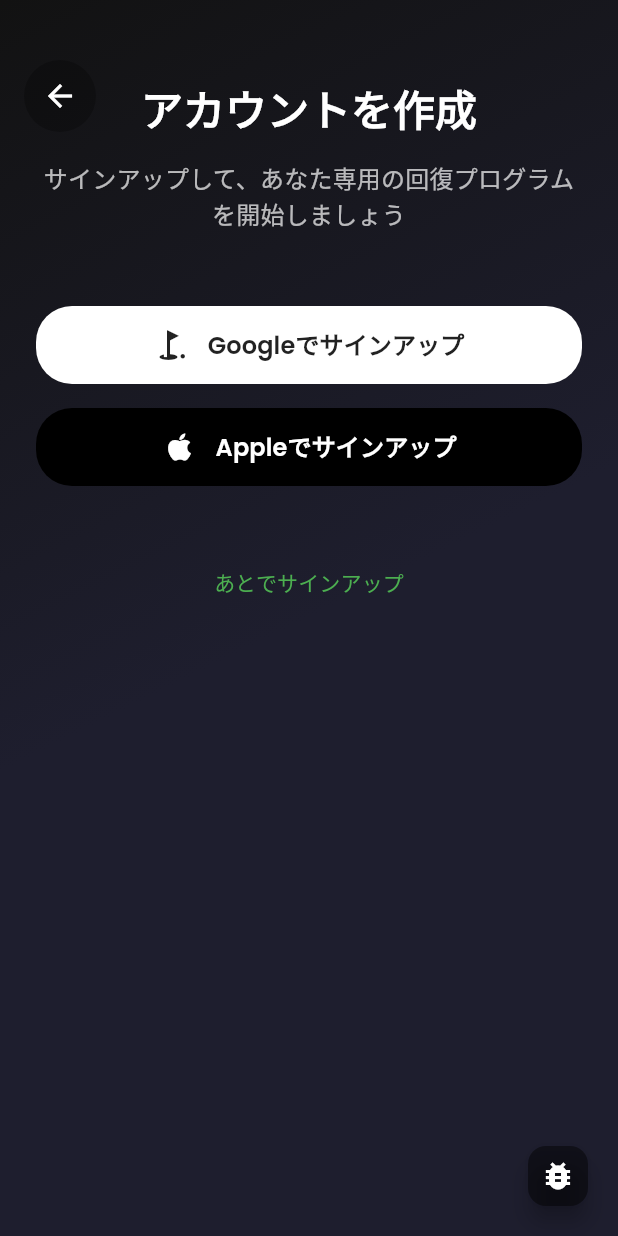
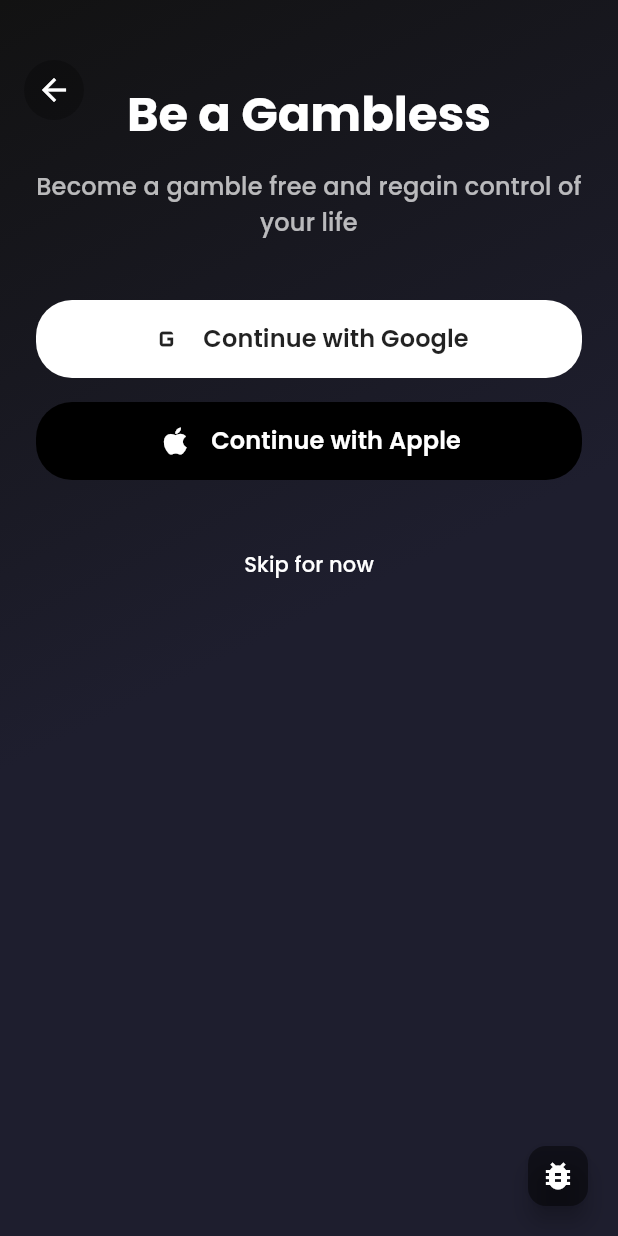
Before and after one commit to yshima42/gambless, a Flutter app: the screen it shows after launch, after a tap on "Start Quiz", on a phone screen of 412 x 824 dp. Run offline on Flutter 3.47's test engine with Material 3 defaults, Android fonts, the phone set to English and light mode, and no system bars; our stand-ins replace flutter_animate, flutter_riverpod, go_router, google_fonts, vibration.

Commit message:
chore: authのデザイン修正

```diff
--- a/lib/features/auth/presentation/pages/signup_page.dart
+++ b/lib/features/auth/presentation/pages/signup_page.dart
@@ -5,7 +5,7 @@
 class SignupPage extends ConsumerWidget {
   final VoidCallback onComplete;
 
-  const SignupPage({super.key, required this.onComplete});
+  const SignupPage({Key? key, required this.onComplete}) : super(key: key);
 
   @override
   Widget build(BuildContext context, WidgetRef ref) {
@@ -21,67 +21,71 @@
                 colors: [
                   const Color(0xFF121212),
                   const Color(0xFF1E1E2E),
-                  Theme.of(context).colorScheme.surface,
+                  Theme.of(context).colorScheme.surface, // Bright blue
                 ],
               ),
             ),
           ),
 
-          // Content
+          // Main content
           SafeArea(
-            child: Padding(
-              padding: const EdgeInsets.all(24.0),
+            child: SingleChildScrollView(
+              padding: const EdgeInsets.symmetric(horizontal: 24, vertical: 40),
               child: Column(
+                mainAxisAlignment: MainAxisAlignment.center,
                 crossAxisAlignment: CrossAxisAlignment.center,
                 children: [
-                  const SizedBox(height: 30),
+                  // Optional logo placeholder
+                  // Replace with your Gambless logo asset
+                  // Image.asset('assets/images/gambless_logo.png', height: 80),
+
+                  const SizedBox(height: 16),
                   Text(
-                    'アカウントを作成',
-                    style: Theme.of(context).textTheme.headlineMedium?.copyWith(
+                    'Be a Gambless',
+                    style: Theme.of(context).textTheme.headlineLarge?.copyWith(
+                          color: Colors.white,
                           fontWeight: FontWeight.bold,
-                          color: Colors.white,
                         ),
                     textAlign: TextAlign.center,
                   ),
                   const SizedBox(height: 16),
                   Text(
-                    'サインアップして、あなた専用の回復プログラムを開始しましょう',
+                    'Become a gamble free and regain control of your life',
                     style: Theme.of(context).textTheme.titleMedium?.copyWith(
-                          color: Colors.white.withOpacity(0.7),
+                          color: Colors.white70,
                         ),
                     textAlign: TextAlign.center,
                   ),
-                  const SizedBox(height: 50),
+                  const SizedBox(height: 40),
 
-                  // Social login buttons
-                  _SocialSignInButton(
-                    text: 'Googleでサインアップ',
-                    icon: 'assets/images/google_logo.png',
+                  // Social sign-in buttons
+                  SocialSignInButton(
+                    text: 'Continue with Google',
+                    icon: Icons.g_mobiledata,
                     backgroundColor: Colors.white,
                     textColor: Colors.black87,
                     onPressed: () => _signInWithGoogle(context),
                   ),
                   const SizedBox(height: 16),
-                  _SocialSignInButton(
-                    text: 'Appleでサインアップ',
-                    icon: 'assets/images/apple_logo.png',
+                  SocialSignInButton(
+                    text: 'Continue with Apple',
+                    icon: Icons.apple,
                     backgroundColor: Colors.black,
                     textColor: Colors.white,
                     onPressed: () => _signInWithApple(context),
                   ),
-                  const SizedBox(height: 40),
+                  const SizedBox(height: 32),
 
-                  // Skip for now option
+                  // Skip option
                   TextButton(
                     onPressed: () {
-                      // Skip account creation for now
                       onComplete();
                       context.pop();
                     },
                     child: Text(
-                      'あとでサインアップ',
-                      style: TextStyle(
-                        color: Theme.of(context).colorScheme.primary,
+                      'Skip for now',
+                      style: const TextStyle(
+                        color: Colors.white,
                         fontWeight: FontWeight.w500,
                       ),
                     ),
@@ -95,16 +99,14 @@
           Positioned(
             top: 40,
             left: 16,
-            child: IconButton(
-              icon: const Icon(Icons.arrow_back),
-              onPressed: () => Navigator.pop(context),
-              color: Colors.white,
-              style: IconButton.styleFrom(
-                backgroundColor: Colors.black26,
-                padding: const EdgeInsets.all(12),
-                shape: RoundedRectangleBorder(
-                  borderRadius: BorderRadius.circular(24),
+            child: CircleAvatar(
+              backgroundColor: Colors.black26,
+              child: IconButton(
+                icon: const Icon(
+                  Icons.arrow_back,
+                  color: Colors.white,
                 ),
+                onPressed: () => Navigator.of(context).pop(),
               ),
             ),
           ),
@@ -113,47 +115,45 @@
     );
   }
 
-  // ダミー実装: 実際の実装ではFirebaseAuthの設定が必要
+  // Dummy implementations -- replace with real auth logic
   Future<void> _signInWithGoogle(BuildContext context) async {
     try {
-      // デモ目的で単純なディレイを入れる
       await Future.delayed(const Duration(seconds: 1));
       onComplete();
     } catch (e) {
       ScaffoldMessenger.of(context).showSnackBar(
-        SnackBar(content: Text('Google サインインに失敗しました: $e')),
+        SnackBar(content: Text('Google sign-in failed: $e')),
       );
     }
   }
 
-  // ダミー実装: 実際の実装ではFirebaseAuthの設定が必要
   Future<void> _signInWithApple(BuildContext context) async {
     try {
-      // デモ目的で単純なディレイを入れる
       await Future.delayed(const Duration(seconds: 1));
       onComplete();
     } catch (e) {
       ScaffoldMessenger.of(context).showSnackBar(
-        SnackBar(content: Text('Apple サインインに失敗しました: $e')),
+        SnackBar(content: Text('Apple sign-in failed: $e')),
       );
     }
   }
 }
 
-class _SocialSignInButton extends StatelessWidget {
+class SocialSignInButton extends StatelessWidget {
   final String text;
-  final String icon;
+  final IconData icon;
   final Color backgroundColor;
   final Color textColor;
   final VoidCallback onPressed;
 
-  const _SocialSignInButton({
+  const SocialSignInButton({
+    Key? key,
     required this.text,
     required this.icon,
     required this.backgroundColor,
     required this.textColor,
     required this.onPressed,
-  });
+  }) : super(key: key);
 
   @override
   Widget build(BuildContext context) {
@@ -172,12 +172,7 @@
         child: Row(
           mainAxisAlignment: MainAxisAlignment.center,
           children: [
-            // アイコンはダミーなので、代わりにマテリアルアイコンを使用
-            Icon(
-              text.contains('Google') ? Icons.golf_course : Icons.apple,
-              size: 24,
-              color: textColor,
-            ),
+            Icon(icon, size: 24, color: textColor),
             const SizedBox(width: 12),
             Text(
               text,
--- a/lib/main.dart
+++ b/lib/main.dart
@@ -1,5 +1,4 @@
 import 'package:flutter/material.dart';
-import 'package:flutter/services.dart';
 import 'package:flutter_riverpod/flutter_riverpod.dart';
 
 import 'core/router/app_router.dart';
```
